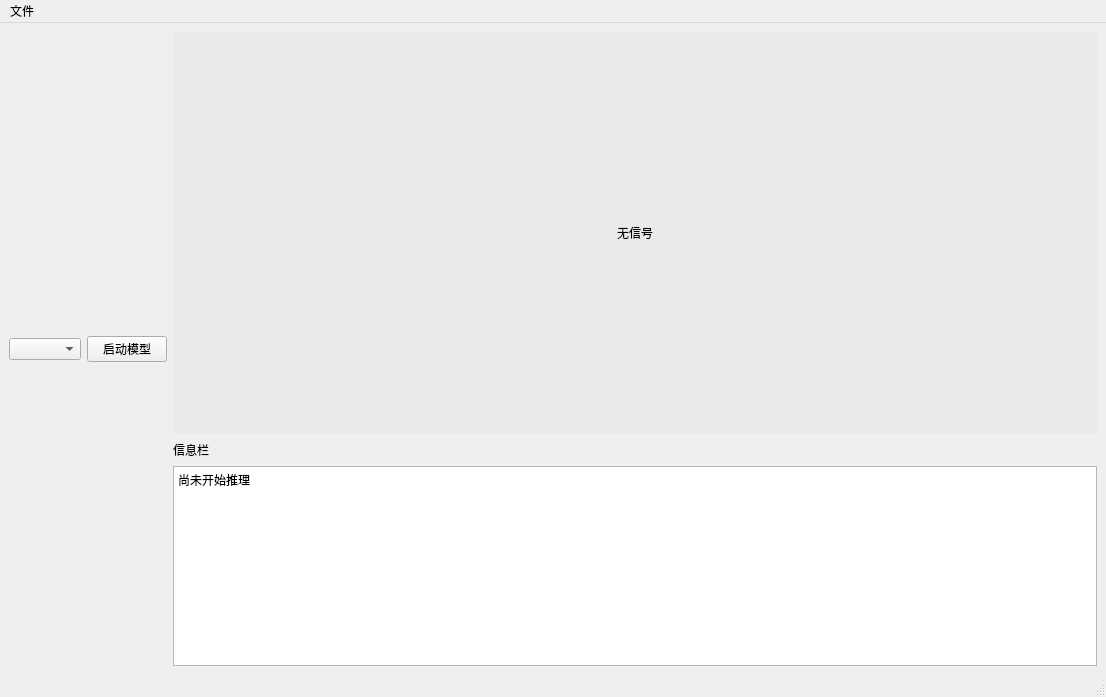
This is app/UI/main.ui in Lingwuxin/window-yolo as Qt 5 draws it before an edit. The edited form follows.
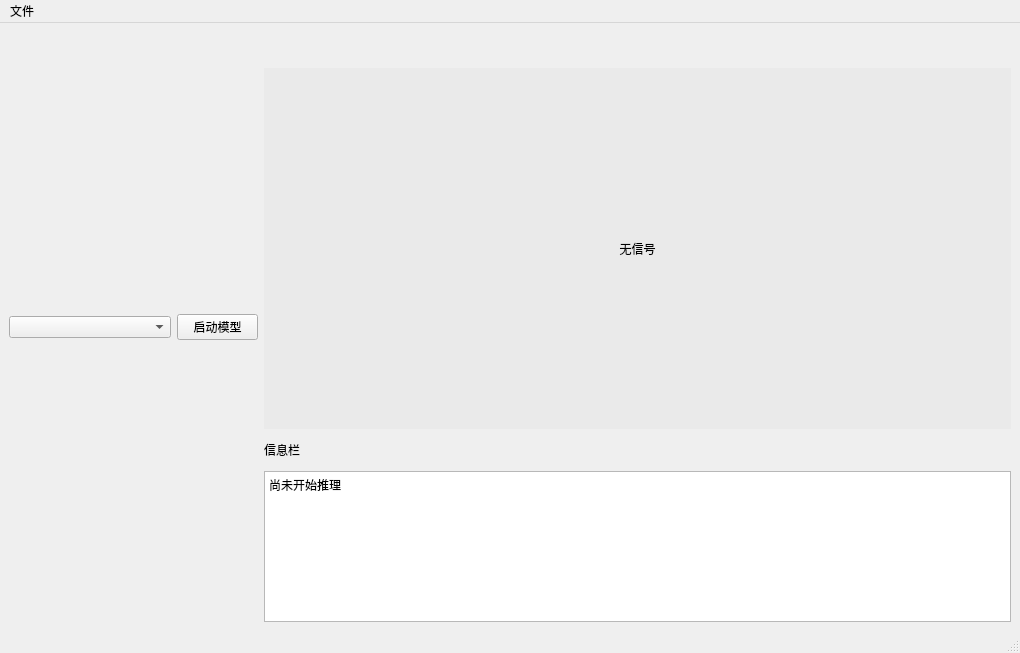
This is the edited form.

Commit message: modified:   app/UI/Ui_main.py 	modified:   app/UI/__pycache__/Ui_main.cpython-38.pyc 	modified:   app/UI/main.ui 	modified:   app/YOLOv5/window_detect.py 	modified:   app/main.py

Patch:
```diff
--- a/app/UI/main.ui
+++ b/app/UI/main.ui
@@ -6,32 +6,50 @@
    <rect>
     <x>0</x>
     <y>0</y>
-    <width>1106</width>
-    <height>697</height>
+    <width>1020</width>
+    <height>653</height>
    </rect>
   </property>
   <property name="windowTitle">
    <string>MainWindow</string>
   </property>
   <widget class="QWidget" name="centralwidget">
-   <layout class="QHBoxLayout" name="horizontalLayout">
+   <layout class="QVBoxLayout" name="verticalLayout">
     <item>
-     <widget class="QComboBox" name="comboBox">
+     <layout class="QHBoxLayout" name="horizontalLayout_2" stretch="1,3">
+      <item>
+       <layout class="QGridLayout" name="gridLayout_2" rowstretch="0" columnstretch="2,1">
+        <item row="0" column="0">
+         <widget class="QComboBox" name="combox_select_weights">
       <property name="currentText">
        <string/>
       </property>
      </widget>
     </item>
-    <item>
+        <item row="0" column="1">
      <widget class="QPushButton" name="pushButton_statr_detect">
       <property name="text">
        <string>启动模型</string>
       </property>
      </widget>
     </item>
+       </layout>
+      </item>
     <item>
-     <layout class="QVBoxLayout" name="verticalLayout">
-      <item>
+       <widget class="QSplitter" name="splitter_3">
+        <property name="orientation">
+         <enum>Qt::Vertical</enum>
+        </property>
+        <widget class="QWidget" name="">
+         <layout class="QGridLayout" name="gridLayout" rowstretch="1,12,1,5">
+          <item row="0" column="0">
+           <widget class="QLabel" name="label_detect_labels">
+            <property name="text">
+             <string/>
+            </property>
+           </widget>
+          </item>
+          <item row="1" column="0">
        <widget class="QLabel" name="label_player">
         <property name="styleSheet">
          <string notr="true">font: 36pt &quot;Agency FB&quot;;
@@ -45,12 +63,12 @@
         </property>
        </widget>
       </item>
-      <item>
+          <item row="2" column="0">
        <widget class="QLabel" name="label_res_msg">
         <property name="maximumSize">
          <size>
           <width>16777215</width>
-          <height>20</height>
+              <height>16777215</height>
          </size>
         </property>
         <property name="text">
@@ -58,7 +76,7 @@
         </property>
        </widget>
       </item>
-      <item>
+          <item row="3" column="0">
        <widget class="QTextEdit" name="textEdit_res_msg">
         <property name="maximumSize">
          <size>
@@ -76,6 +94,10 @@
        </widget>
       </item>
      </layout>
+        </widget>
+       </widget>
+      </item>
+     </layout>
     </item>
    </layout>
   </widget>
@@ -84,7 +106,7 @@
     <rect>
      <x>0</x>
      <y>0</y>
-     <width>1106</width>
+     <width>1020</width>
      <height>23</height>
     </rect>
    </property>
```
Lines whose indentation alone changed are shown as unchanged. The commit also changes 4 other files.
